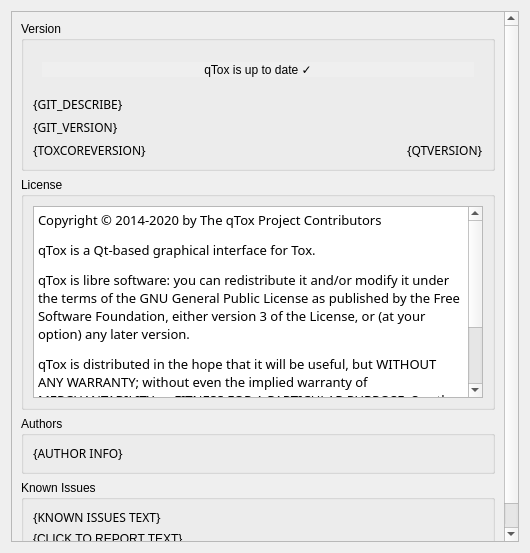
This is src/widget/form/settings/aboutsettings.ui in qTox/qTox as Qt 5 draws it before an edit. The edited form follows.
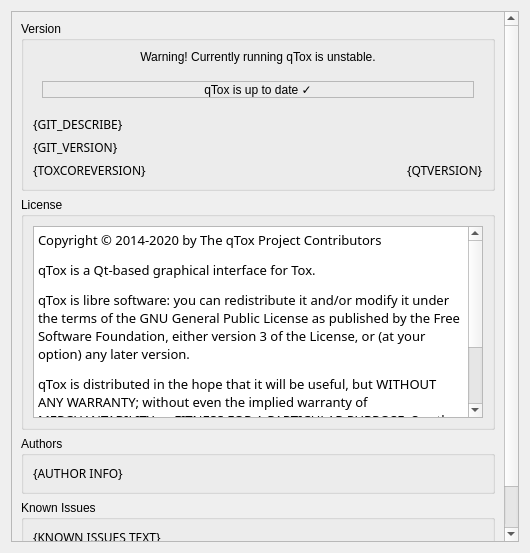
This is the edited form. Custom widgets are drawn as their Qt base class.

Commit message:
feat(ui): add warning in GUI when running unstable version
Add warning in about window in settings when running a version that isn't
tagged. Also print current running version in log.

The edit to the form file:
```diff
--- a/src/widget/form/settings/aboutsettings.ui
+++ b/src/widget/form/settings/aboutsettings.ui
@@ -30,8 +30,8 @@
        <rect>
         <x>0</x>
         <y>0</y>
-        <width>506</width>
-        <height>550</height>
+        <width>496</width>
+        <height>599</height>
        </rect>
       </property>
       <layout class="QVBoxLayout" name="verticalLayout_2" stretch="0,1,0,0">
@@ -53,7 +53,7 @@
           <string>Version</string>
          </property>
          <layout class="QGridLayout" name="gridLayout">
-          <item row="1" column="0" colspan="2">
+          <item row="2" column="0" colspan="2">
            <widget class="QLabel" name="youAreUsing">
             <property name="sizePolicy">
              <sizepolicy hsizetype="Expanding" vsizetype="Expanding">
@@ -83,7 +83,7 @@
             </property>
            </widget>
           </item>
-          <item row="3" column="1">
+          <item row="4" column="1">
            <widget class="QLabel" name="qtVersion">
             <property name="font">
              <font>
@@ -98,7 +98,7 @@
             </property>
            </widget>
           </item>
-          <item row="3" column="0">
+          <item row="4" column="0">
            <widget class="QLabel" name="toxCoreVersion">
             <property name="sizePolicy">
              <sizepolicy hsizetype="Expanding" vsizetype="Expanding">
@@ -122,7 +122,7 @@
             </property>
            </widget>
           </item>
-          <item row="2" column="0" colspan="2">
+          <item row="3" column="0" colspan="2">
            <widget class="QLabel" name="gitVersion">
             <property name="sizePolicy">
              <sizepolicy hsizetype="Expanding" vsizetype="Expanding">
@@ -149,7 +149,7 @@
             </property>
            </widget>
           </item>
-          <item row="0" column="0" colspan="2">
+          <item row="1" column="0" colspan="2">
            <widget class="QStackedWidget" name="updateStack">
             <property name="sizePolicy">
              <sizepolicy hsizetype="Expanding" vsizetype="Preferred">
@@ -197,7 +197,10 @@
                    </sizepolicy>
                   </property>
                   <property name="autoFillBackground">
-                   <bool>true</bool>
+                   <bool>false</bool>
+                  </property>
+                  <property name="frameShape">
+                   <enum>QFrame::StyledPanel</enum>
                   </property>
                   <property name="text">
                    <string>qTox is up to date ✓</string>
@@ -230,6 +233,22 @@
             </widget>
            </widget>
           </item>
+          <item row="0" column="0" colspan="2">
+           <widget class="QLabel" name="unstableVersion">
+            <property name="styleSheet">
+             <string notr="true"/>
+            </property>
+            <property name="frameShape">
+             <enum>QFrame::NoFrame</enum>
+            </property>
+            <property name="text">
+             <string>Warning! Currently running qTox is unstable.</string>
+            </property>
+            <property name="alignment">
+             <set>Qt::AlignCenter</set>
+            </property>
+           </widget>
+          </item>
          </layout>
         </widget>
        </item>
```
The commit also changes 10 other files.
